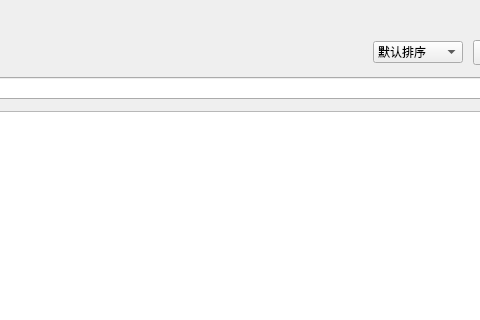
First picture: the form in src/todopage.ui, repository PT123123/aw-qtui, before the edit; both pictures show x 348 to 828 and y 0 to 320 of the 1200 by 760 pixel window.
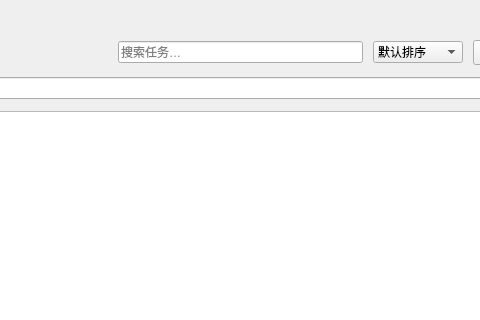
Second picture: the form after the edit.

Commit message: fix(inbox): 补回池化重构丢掉的卡片信号接线；feat(todo): 任务页搜索框

The edit to the form file:
```diff
--- a/src/todopage.ui
+++ b/src/todopage.ui
@@ -149,6 +149,19 @@
              </property>
             </spacer>
            </item>
+           <item>
+            <widget class="QLineEdit" name="TodoSearch">
+             <property name="placeholderText">
+              <string>搜索任务…</string>
+             </property>
+             <property name="clearButtonEnabled">
+              <bool>true</bool>
+             </property>
+             <property name="toolTip">
+              <string>按标题 / 备注 / 标签 / 清单名过滤（列表视图限当前视图，平铺视图限全部清单）</string>
+             </property>
+            </widget>
+           </item>
            <item>
             <widget class="QComboBox" name="sortBox">
              <property name="toolTip">
```
The commit also changes 8 other files.
